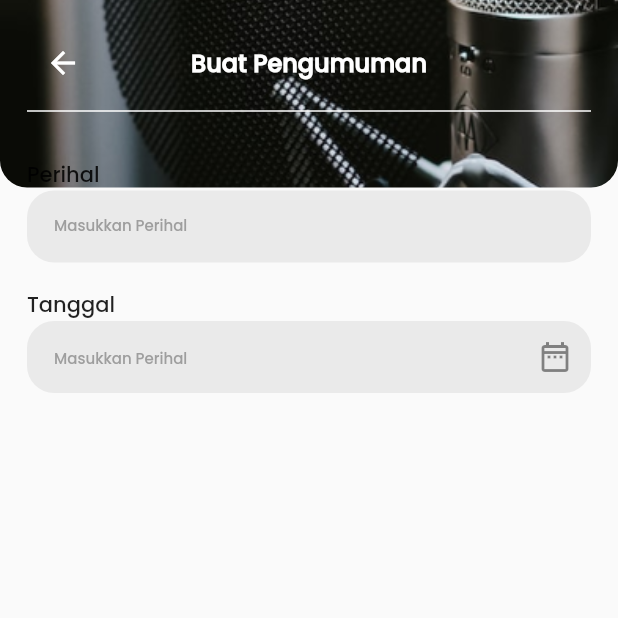
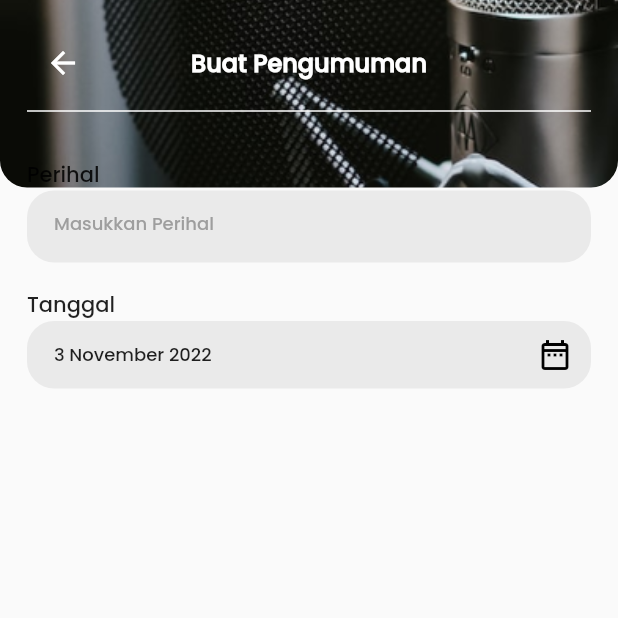
Before and after one commit to hoesk1ee/radio_valore, a Flutter app: the AddAnnouncementPage screen opened directly, on a phone screen of 412 x 824 dp, the top half of it. Run offline on Flutter 3.47's test engine with Material 2 defaults, Android fonts, the phone set to English and light mode, and no system bars.

Commit message:
Date Picker

```diff
--- a/lib/pages/addAnnouncement_page.dart
+++ b/lib/pages/addAnnouncement_page.dart
@@ -2,6 +2,7 @@ import 'package:flutter/material.dart';
 import '../resources/constant.dart';
 import '../resources/custom_headerContent.dart';
 import '../resources/custom_headerStyle.dart';
+import 'package:intl/intl.dart';
 
 class AddAnnouncementPage extends StatefulWidget {
   const AddAnnouncementPage({Key? key}) : super(key: key);
@@ -12,7 +13,10 @@ class AddAnnouncementPage extends StatefulWidget {
 
 class _AddAnnouncementPageState extends State<AddAnnouncementPage> {
   final TextEditingController _textController = TextEditingController();
-  DateTime dateNow = DateTime.now();
+  static DateTime now = DateTime.now();
+  static DateTime date = DateTime(now.year, now.month, now.day);
+  final dayName = DateFormat('EEEE').format(date);
+  final monthName = DateFormat('MMMM').format(date);
 
   @override
   Widget build(BuildContext context) {
@@ -25,24 +29,27 @@ class _AddAnnouncementPageState extends State<AddAnnouncementPage> {
               padding: const EdgeInsets.all(18.0),
               child: Column(
                 crossAxisAlignment: CrossAxisAlignment.start,
-                children:[
+                children: [
                   CustomHeaderContent(label: "Buat Pengumuman"),
                   bottomLine,
                   Text("Perihal"),
                   Container(
                     decoration: BoxDecoration(
-                      color: Color(0xFFEAEAEA),
-                      borderRadius: BorderRadius.circular(18)
-                    ),
+                        color: Color(0xFFEAEAEA),
+                        borderRadius: BorderRadius.circular(18)),
                     child: Padding(
                       padding: const EdgeInsets.only(left: 18.0),
                       child: TextField(
+                        style: textFieldFontSize,
                         controller: _textController,
                         decoration: InputDecoration(
-                          contentPadding: EdgeInsets.only(bottom: 5),
+                          contentPadding: EdgeInsets.only(bottom: 4),
                           border: InputBorder.none,
                           hintText: "Masukkan Perihal",
-                          hintStyle: TextStyle(fontSize: 10, color: Colors.grey,),
+                          hintStyle: TextStyle(
+                            fontSize: 12,
+                            color: Colors.grey,
+                          ),
                         ),
                       ),
                     ),
@@ -50,22 +57,46 @@ class _AddAnnouncementPageState extends State<AddAnnouncementPage> {
                   SizedBox(height: 18),
                   Text("Tanggal"),
                   Container(
+                    width: double.infinity,
+                    height: 45,
                     decoration: BoxDecoration(
-                        color: Color(0xFFEAEAEA),
-                        borderRadius: BorderRadius.circular(18)
+                      color: Color(0xFFEAEAEA),
+                      borderRadius: BorderRadius.circular(18),
                     ),
-                    child: Padding(
-                      padding: const EdgeInsets.only(left: 18.0),
-                      child: TextField(
-                        decoration: InputDecoration(
-                          suffixIcon: IconButton(icon: Icon(Icons.date_range_outlined), onPressed: (){},),
-                          border: InputBorder.none,
-                          hintText: "Masukkan Perihal",
-                          hintStyle: TextStyle(fontSize: 10, color: Colors.grey),
+                    child: Row(
+                      children: [
+                        Padding(
+                          padding: EdgeInsets.only(left: 18),
+                          child: Text(
+                            "${date.day} ${monthName} ${date.year}",
+                            style: textFieldFontSize,
+                          ),
                         ),
-                      ),
-                    ),
-                  )
+                        Spacer(),
+                        IconButton(
+                          icon: Icon(
+                            Icons.date_range_outlined,
+                            color: Colors.black,
+                          ),
+                          onPressed: () async {
+                            DateTime? newDate = await showDatePicker(
+                              context: context,
+                              initialDate: date,
+                              firstDate: DateTime(2022),
+                              lastDate: DateTime(2050),
+                            );
+
+                            if (newDate == null) return;
+
+                            setState(() {
+                              date = newDate;
+                            });
+                          },
+                        ),
+                      ],
+                    )
+                  ),
+
                 ],
               ),
             ),
@@ -75,3 +106,41 @@ class _AddAnnouncementPageState extends State<AddAnnouncementPage> {
     );
   }
 }
+
+//Container(
+//                     decoration: BoxDecoration(
+//                         color: Color(0xFFEAEAEA),
+//                         borderRadius: BorderRadius.circular(18)),
+//                     child: Padding(
+//                       padding: const EdgeInsets.only(left: 18.0),
+//                       child: TextField(
+//                         decoration: InputDecoration(
+//                           suffixIcon: IconButton(
+//                             icon: Icon(
+//                               Icons.date_range_outlined,
+//                               color: Colors.black,
+//                             ),
+//                             onPressed: () async {
+//                               DateTime? newDate = await showDatePicker(
+//                                 context: context,
+//                                 initialDate: date,
+//                                 firstDate: DateTime(2022),
+//                                 lastDate: DateTime(2050),
+//                               );
+//
+//                               if (newDate == null) return;
+//
+//                               setState(() {
+//                                 date = newDate;
+//                               });
+//                             },
+//                           ),
+//                           border: InputBorder.none,
+//                           hintText:
+//                               "$dayName, ${date.day} ${monthName} ${date.year}",
+//                           hintStyle:
+//                               TextStyle(fontSize: 10, color: Colors.grey),
+//                         ),
+//                       ),
+//                     ),
+//                   )
--- a/lib/resources/constant.dart
+++ b/lib/resources/constant.dart
@@ -12,3 +12,5 @@ const bottomLine = Padding(
     thickness: 1,
   ),
 );
+
+const textFieldFontSize = TextStyle(fontSize: 12);
```
